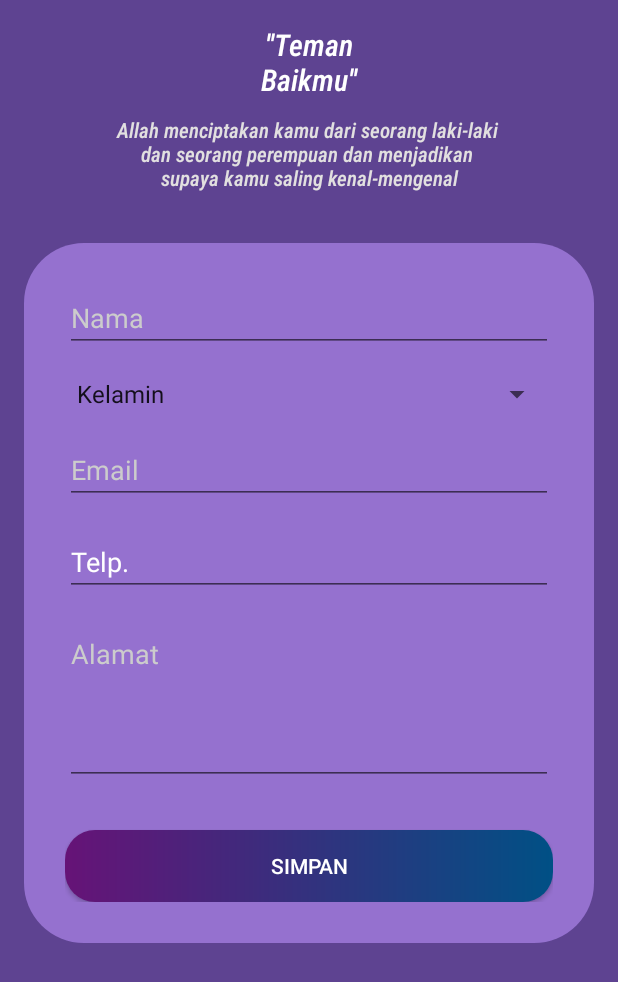
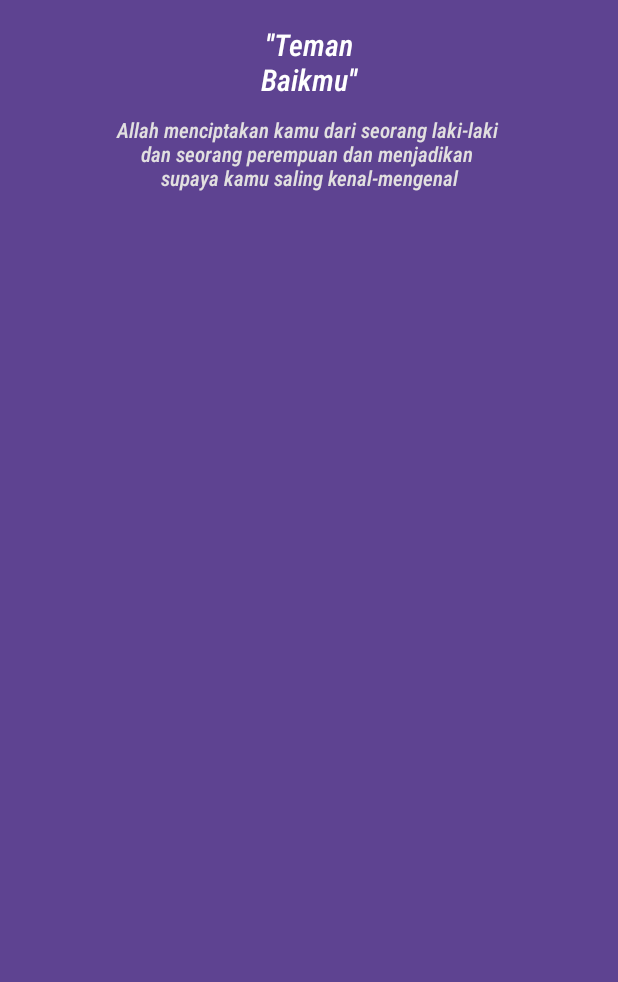
Before and after one commit to rendiwibawa/FriendApp_Room-Database, an Android app: the screen it shows after launch (MainActivity), after a tap on an icon or button, on a phone screen of 412 x 824 dp. Shown: the top 982 px of the screen. Run offline under Robolectric (Android 15) with nearby library versions, the phone set to English and light mode, and no system bars; our stand-ins replace Room's generated code; 3 statements that could not run were skipped.

Commit message:
Update my_friends_add_fragment.xml

```diff
--- a/app/src/main/res/layout/my_friends_add_fragment.xml
+++ b/app/src/main/res/layout/my_friends_add_fragment.xml
@@ -32,71 +32,7 @@
     <ScrollView
         android:layout_width="match_parent"
         android:layout_height="wrap_content">
-        <LinearLayout
-            android:layout_marginTop="24dp"
-            android:padding="27dp"
-            android:background="@drawable/bg_tambah"
-            android:layout_width="match_parent"
-            android:layout_height="wrap_content"
-            android:orientation="vertical">
-            <EditText
-                android:id="@+id/edtName"
-                android:layout_width="match_parent"
-                android:layout_height="wrap_content"
-                android:hint="Nama"
-                android:textColorHint="#CCCCCC"
-                android:textColor="#FFFFFF"
-                android:inputType="text"
-                android:imeOptions="actionDone"/>
-            <Spinner
-                android:layout_marginTop="16dp"
-                android:id="@+id/spinnerGender"
-                android:layout_width="match_parent"
-                android:layout_height="wrap_content"
-                android:textColor="#FFFFFF"
-                android:entries="@array/gender_list"/>
-            <EditText
-                android:id="@+id/edtEmail"
-                android:layout_marginTop="16dp"
-                android:layout_width="match_parent"
-                android:layout_height="wrap_content"
-                android:hint="Email"
-                android:textColorHint="#CCCCCC"
-                android:textColor="#FFFFFF"
-                android:inputType="textEmailAddress"
-                android:imeOptions="actionNext"/>
 
-            <EditText
-                android:id="@+id/edtTelp"
-                android:layout_width="match_parent"
-                android:layout_height="wrap_content"
-                android:layout_marginTop="16dp"
-                android:hint="Telp."
-                android:imeOptions="actionNext"
-                android:inputType="number"
-                android:textColor="#FFFFFF"
-                android:textColorHint="#FFFFFF" />
-
-            <EditText
-                android:id="@+id/edtAddress"
-                android:layout_marginTop="16dp"
-                android:layout_width="match_parent"
-                android:layout_height="110dp"
-                android:hint="Alamat"
-                android:textColorHint="#CCCCCC"
-                android:textColor="#FFFFFF"
-                android:inputType="textMultiLine"
-                android:gravity="top"
-                android:imeOptions="actionDone"/>
-            <Button
-                android:background="@drawable/btn_simpan"
-                android:id="@+id/btnSave"
-                android:layout_marginTop="30dp"
-                android:layout_width="match_parent"
-                android:layout_height="wrap_content"
-                android:textColor="#ffffff"
-                android:text="Simpan"/>
-        </LinearLayout>
     </ScrollView>
 
 </LinearLayout>
```
